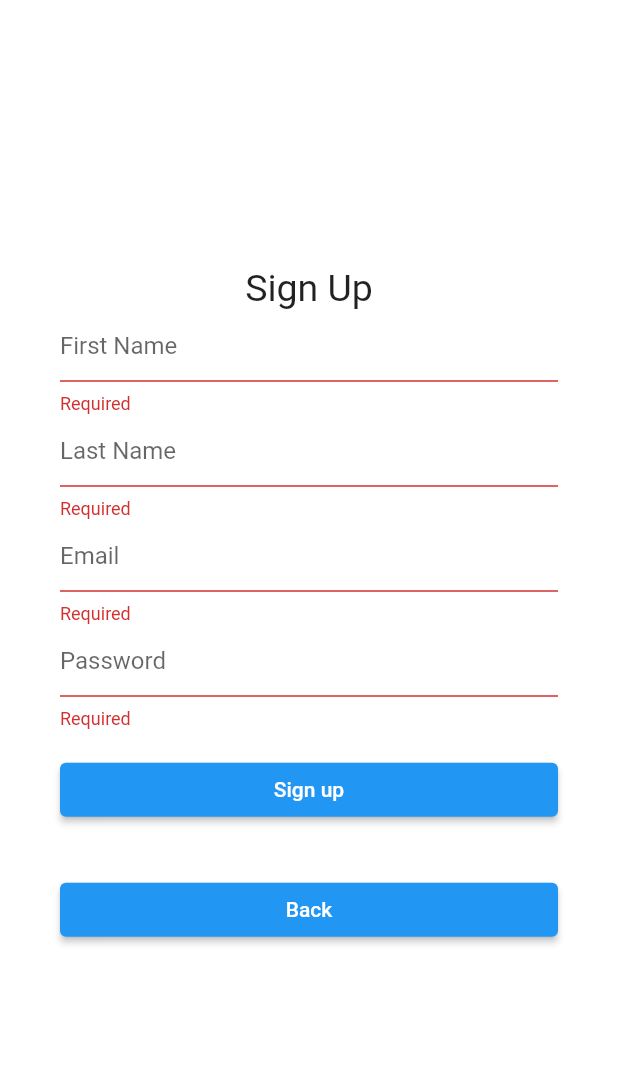
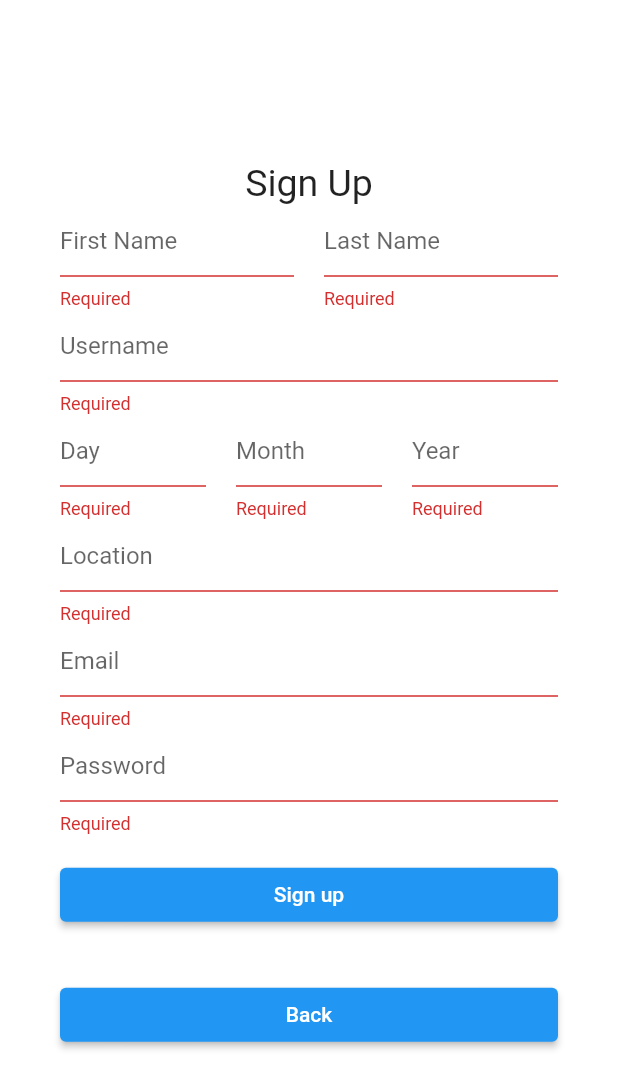
Before and after one commit to CMSC-23-1st-Sem-2022-2023/cmsc-23-project-SallySanban, a Flutter app: the SignupPage screen opened directly, after a tap on "Sign up", on a phone screen of 412 x 824 dp. Shown: the top 1089 px of the screen. Run offline on Flutter 3.47's test engine with Material 2 defaults, Android fonts, the light colour scheme and no system bars; our stand-ins replace cloud_firestore, firebase_auth, firebase_core; missing offline and left inert: dropdown_date_picker, fake_cloud_firestore, firebase_auth_mocks; accounts and stored records are empty.

Commit message:
feat: added ability to sign up and login using firebase

```diff
--- a/lib/api/firebase_auth_api.dart
+++ b/lib/api/firebase_auth_api.dart
@@ -40,7 +40,15 @@
   }
 
   Future<String?> signUp(
-      String email, String password, String firstName, String lastName) async {
+      String email,
+      String password,
+      String firstName,
+      String lastName,
+      String userName,
+      String day,
+      String month,
+      String year,
+      String location) async {
     UserCredential credential;
     try {
       credential = await auth.createUserWithEmailAndPassword(
@@ -48,7 +56,8 @@
         password: password,
       );
       if (credential.user != null) {
-        saveUserToFirestore(credential.user?.uid, email, firstName, lastName);
+        saveUserToFirestore(credential.user?.uid, email, firstName, lastName,
+            userName, day, month, year, location);
       }
     } on FirebaseAuthException catch (e) {
       //possible to return something more useful
@@ -70,11 +79,32 @@
   }
 
   void saveUserToFirestore(
-      String? uid, String email, String firstName, String lastName) async {
+      String? uid,
+      String email,
+      String firstName,
+      String lastName,
+      String userName,
+      String day,
+      String month,
+      String year,
+      String location) async {
     try {
       await db.collection("users").doc(uid).set({"email": email});
       await db.collection("users").doc(uid).update({"firstName": firstName});
       await db.collection("users").doc(uid).update({"lastName": lastName});
+      await db.collection("users").doc(uid).update({"userName": userName});
+      await db.collection("users").doc(uid).update({
+        "birthday": {'day': day, 'month': month, 'year': year}
+      });
+      await db.collection("users").doc(uid).update({"location": location});
+      await db.collection("users").doc(uid).update({"bio": ""});
+      await db.collection("users").doc(uid).update({"friends": []});
+      await db
+          .collection("users")
+          .doc(uid)
+          .update({"receivedFriendRequests": []});
+      await db.collection("users").doc(uid).update({"sentFriendRequests": []});
+      await db.collection("users").doc(uid).update({"todos": []});
     } on FirebaseException catch (e) {
       print(e.message);
     }
--- /dev/null
+++ b/lib/models/user_model.dart
@@ -0,0 +1,81 @@
+import 'dart:convert';
+import 'package:firebase_auth/firebase_auth.dart';
+import 'package:dropdown_date_picker/dropdown_date_picker.dart';
+
+//class for user with user information
+class User {
+  final String? id;
+  final String firstName;
+  final String lastName;
+  final String userName;
+  final Map<String, int> birthday;
+  final String location;
+  final String email;
+  final String password;
+  String? bio;
+  List? friends;
+  List? receivedFriendRequests;
+  List? sentFriendRequests;
+  List? todos;
+
+  //constructor to initialize user
+  User({
+    this.id,
+    required this.firstName,
+    required this.lastName,
+    required this.userName,
+    required this.birthday,
+    required this.location,
+    required this.email,
+    required this.password,
+    this.bio,
+    this.friends,
+    this.receivedFriendRequests,
+    this.sentFriendRequests,
+    this.todos,
+  });
+
+  //creates user from json information
+  factory User.fromJson(Map<String, dynamic> json) {
+    return User(
+      id: json['id'],
+      firstName: json['firstName'],
+      lastName: json['lastName'],
+      userName: json['userName'],
+      birthday: json['birthday'],
+      location: json['location'],
+      email: json['email'],
+      password: json['password'],
+      bio: json['bio'],
+      friends: json['friends'],
+      receivedFriendRequests: json['receivedFriendRequests'],
+      sentFriendRequests: json['sentFriendRequests'],
+      todos: json['todos'],
+    );
+  }
+
+  //?
+  static List<User> fromJsonArray(String jsonData) {
+    final Iterable<dynamic> data = jsonDecode(jsonData);
+    return data.map<User>((dynamic d) => User.fromJson(d)).toList();
+  }
+
+  //turns user's information to json information
+  Map<String, dynamic> toJson(User user) {
+    return {
+      'id': user.id,
+      'firstName': user.firstName,
+      'lastName': user.lastName,
+      'userName': user.userName,
+      'birthday': user.birthday,
+      'location': user.location,
+      'email': user.email,
+      'password': user.password,
+      'bio': user.bio,
+      'friends': user.friends,
+      'receivedFriendRequests': user.receivedFriendRequests,
+      'sentFriendRequests': user.sentFriendRequests,
+      'todos': user.todos,
+    };
+  }
+}
--- a/lib/pages/signup_page.dart
+++ b/lib/pages/signup_page.dart
@@ -15,6 +15,11 @@
   Widget build(BuildContext context) {
     TextEditingController firstNameController = TextEditingController();
     TextEditingController lastNameController = TextEditingController();
+    TextEditingController userNameController = TextEditingController();
+    TextEditingController dayController = TextEditingController();
+    TextEditingController monthController = TextEditingController();
+    TextEditingController yearController = TextEditingController();
+    TextEditingController locationController = TextEditingController();
     TextEditingController emailController = TextEditingController();
     TextEditingController passwordController = TextEditingController();
 
@@ -42,6 +47,86 @@
       ),
       onChanged: ((String? value) {
         value = lastNameController.text;
+      }),
+      validator: (value) {
+        if (value == null || value.isEmpty) {
+          return 'Required';
+        }
+      },
+    );
+
+    final userName = TextFormField(
+      key: const Key('userNameFieldSignupPage'),
+      controller: userNameController,
+      decoration: const InputDecoration(
+        hintText: "Username",
+      ),
+      onChanged: ((String? value) {
+        value = userNameController.text;
+      }),
+      validator: (value) {
+        if (value == null || value.isEmpty) {
+          return 'Required';
+        }
+      },
+    );
+
+    final day = TextFormField(
+      key: const Key('dayFieldSignupPage'),
+      controller: dayController,
+      decoration: const InputDecoration(
+        hintText: "Day",
+      ),
+      onChanged: ((String? value) {
+        value = dayController.text;
+      }),
+      validator: (value) {
+        if (value == null || value.isEmpty) {
+          return 'Required';
+        }
+      },
+    );
+
+    final month = TextFormField(
+      key: const Key('monthFieldSignupPage'),
+      controller: monthController,
+      decoration: const InputDecoration(
+        hintText: "Month",
+      ),
+      onChanged: ((String? value) {
+        value = monthController.text;
+      }),
+      validator: (value) {
+        if (value == null || value.isEmpty) {
+          return 'Required';
+        }
+      },
+    );
+
+    final year = TextFormField(
+      key: const Key('yearFieldSignupPage'),
+      controller: yearController,
+      decoration: const InputDecoration(
+        hintText: "Year",
+      ),
+      onChanged: ((String? value) {
+        value = yearController.text;
+      }),
+      validator: (value) {
+        if (value == null || value.isEmpty) {
+          return 'Required';
+        }
+      },
+    );
+
+    final location = TextFormField(
+      key: const Key('locationFieldSignupPage'),
+      controller: locationController,
+      decoration: const InputDecoration(
+        hintText: "Location",
+      ),
+      onChanged: ((String? value) {
+        value = locationController.text;
       }),
       validator: (value) {
         if (value == null || value.isEmpty) {
@@ -97,7 +182,12 @@
                 emailController.text,
                 passwordController.text,
                 firstNameController.text,
-                lastNameController.text);
+                lastNameController.text,
+                userNameController.text,
+                dayController.text,
+                monthController.text,
+                yearController.text,
+                locationController.text);
 
             if (errorMessage != null) {
               showDialog(
@@ -150,14 +240,38 @@
           child: ListView(
             shrinkWrap: true,
             padding: const EdgeInsets.only(left: 40.0, right: 40.0),
-            children: <Widget>[
+            children: [
               const Text(
                 "Sign Up",
                 textAlign: TextAlign.center,
                 style: TextStyle(fontSize: 25),
               ),
-              firstName,
-              lastName,
+              Row(
+                mainAxisAlignment: MainAxisAlignment.spaceBetween,
+                children: <Widget>[
+                  new Flexible(child: firstName),
+                  SizedBox(
+                    width: 20.0,
+                  ),
+                  new Flexible(child: lastName),
+                ],
+              ),
+              userName,
+              Row(
+                mainAxisAlignment: MainAxisAlignment.spaceBetween,
+                children: <Widget>[
+                  new Flexible(child: day),
+                  SizedBox(
+                    width: 20.0,
+                  ),
+                  new Flexible(child: month),
+                  SizedBox(
+                    width: 20.0,
+                  ),
+                  new Flexible(child: year),
+                ],
+              ),
+              location,
               email,
               password,
               SignupButton,
--- a/lib/pages/todo_page.dart
+++ b/lib/pages/todo_page.dart
@@ -77,7 +77,7 @@
                 child: ListTile(
                   title: Text(todo.title),
                   leading: Checkbox(
-                    value: todo.completed,
+                    value: todo.status,
                     onChanged: (bool? value) {
                       context
                           .read<TodoListProvider>()
--- a/lib/providers/auth_provider.dart
+++ b/lib/providers/auth_provider.dart
@@ -1,6 +1,6 @@
 import 'package:flutter/material.dart';
 import 'package:firebase_auth/firebase_auth.dart';
-import 'package:exer7/api/firebase_auth_api.dart';
+import 'package:project_teknomo/api/firebase_auth_api.dart';
 
 class AuthProvider with ChangeNotifier {
   late FirebaseAuthAPI authService;
@@ -33,7 +33,16 @@
   }
 
   Future<String?> signUp(
-      String email, String password, String firstName, String lastName) async {
-    return await authService.signUp(email, password, firstName, lastName);
+      String email,
+      String password,
+      String firstName,
+      String lastName,
+      String userName,
+      String day,
+      String month,
+      String year,
+      String location) async {
+    return await authService.signUp(email, password, firstName, lastName,
+        userName, day, month, year, location);
   }
 }
--- a/pubspec.yaml
+++ b/pubspec.yaml
@@ -41,6 +41,7 @@
   provider: ^6.0.4
   firebase_auth: ^4.1.3
   firebase_auth_mocks: ^0.9.1
+  dropdown_date_picker: ^0.1.1+2
 
 dev_dependencies:
   flutter_test:
```
Also changed, not shown: lib/api/firebase_user_api.dart (added, +153 -0 lines), lib/models/todo_model.dart (+18 -9 lines), lib/pages/modal_todo.dart (+25 -10 lines), pubspec.lock, 1 other file.
